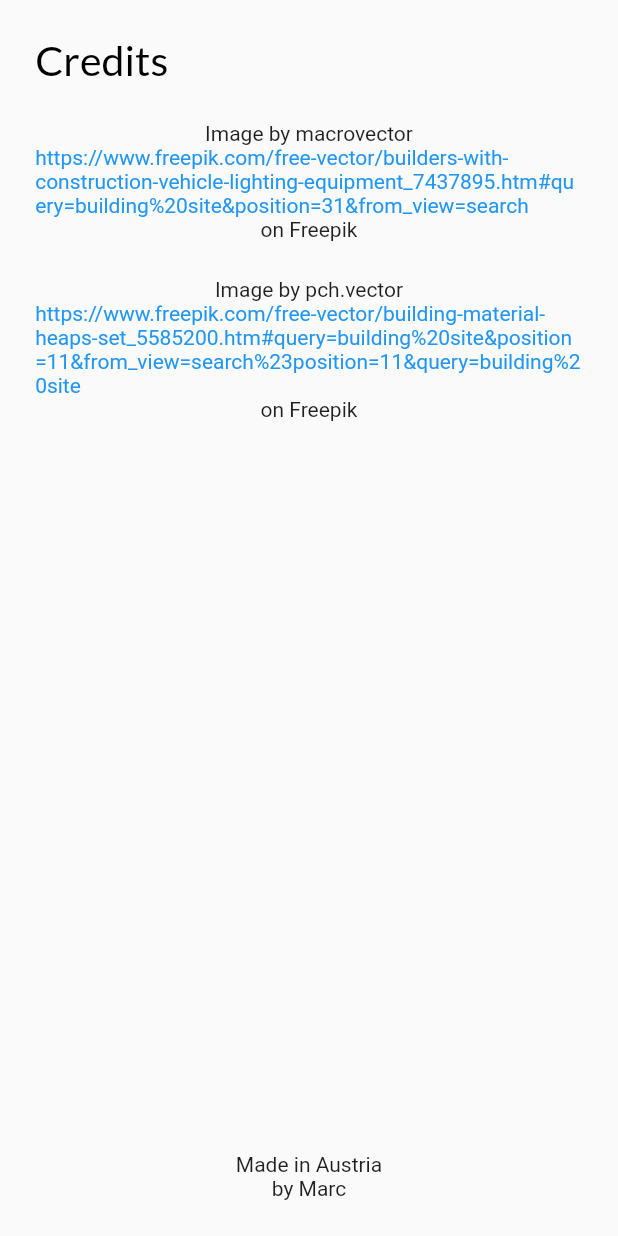
After one commit to Marc4k/building-site-tracker, a Flutter app: the screen it shows after launch, after a tap on the "info outline" icon, on a phone screen of 412 x 824 dp. The commit adds this screen. Run offline on Flutter 3.47's test engine with Material 2 defaults, Android fonts, the light colour scheme and no system bars; our stand-ins replace bloc, cloud_firestore, dartz, firebase_auth, firebase_core, flash and 3 more; missing offline and left inert: time_range_picker; accounts and stored records are empty; generated files the repository leaves out were written again; network calls fail.

Commit message:
added credit screen

```diff
--- a/lib/domain/building_site/building_site_rep.dart
+++ b/lib/domain/building_site/building_site_rep.dart
@@ -1,9 +1,12 @@
+import 'package:building_site_tracker/error/failures.dart';
+import 'package:dartz/dartz.dart';
+
 import 'model/building_site_model.dart';
 
 abstract class BuildingSiteRep {
   Future<List<BuildingSiteModel>> getAlleBuildingSiteNames();
 
-  Future<void> createNewBuildingSite({required String name});
+  Future<Either<String, Failure>> createNewBuildingSite({required String name});
 
   Future<void> deleteBuildingSite({required String buildingSiteId});
 }
--- a/lib/screens/building_sites/widget/building_site_item.dart
+++ b/lib/screens/building_sites/widget/building_site_item.dart
@@ -25,7 +25,7 @@ class BuildingSiteItem extends StatelessWidget {
           Row(
             children: [
               Image.asset(
-                "assets/image/schub.png",
+                "assets/image/schub2.png",
                 height: 25.h,
               ),
               SizedBox(
--- /dev/null
+++ b/lib/screens/credit_screen/view/credit_screen.dart
@@ -0,0 +1,61 @@
+import 'package:flutter/material.dart';
+import 'package:flutter_screenutil/flutter_screenutil.dart';
+import 'package:url_launcher/url_launcher.dart';
+
+import '../../../constants/styles.dart';
+
+class CreditScreen extends StatelessWidget {
+  const CreditScreen({Key? key}) : super(key: key);
+
+  @override
+  Widget build(BuildContext context) {
+    return Scaffold(
+      body: SafeArea(
+          child: Padding(
+        padding: EdgeInsets.all(24.r),
+        child: Column(
+          children: [
+            Align(
+              alignment: Alignment.centerLeft,
+              child: Text(
+                "Credits",
+                style: heading1Style,
+              ),
+            ),
+            SizedBox(height: 25.h),
+            Text("Image by macrovector"),
+            GestureDetector(
+              onTap: () {
+                final Uri _url = Uri.parse(
+                    'https://www.freepik.com/free-vector/builders-with-construction-vehicle-lighting-equipment_7437895.htm#query=building%20site&position=31&from_view=search');
+                launchUrl(_url);
+              },
+              child: Text(
+                "https://www.freepik.com/free-vector/builders-with-construction-vehicle-lighting-equipment_7437895.htm#query=building%20site&position=31&from_view=search",
+                style: TextStyle(color: Colors.blue),
+              ),
+            ),
+            Text("on Freepik"),
+            SizedBox(height: 25.h),
+            Text("Image by pch.vector"),
+            GestureDetector(
+              onTap: () {
+                final Uri _url = Uri.parse(
+                    'https://www.freepik.com/free-vector/building-material-heaps-set_5585200.htm#query=building%20site&position=11&from_view=search%23position=11&query=building%20site');
+                launchUrl(_url);
+              },
+              child: Text(
+                "https://www.freepik.com/free-vector/building-material-heaps-set_5585200.htm#query=building%20site&position=11&from_view=search%23position=11&query=building%20site",
+                style: TextStyle(color: Colors.blue),
+              ),
+            ),
+            Text("on Freepik"),
+            Spacer(),
+            Text("Made in Austria"),
+            Text("by Marc"),
+          ],
+        ),
+      )),
+    );
+  }
+}
--- a/lib/screens/login_screen/view/login_screen.dart
+++ b/lib/screens/login_screen/view/login_screen.dart
@@ -4,6 +4,7 @@ import 'package:building_site_tracker/constants/styles.dart';
 import 'package:building_site_tracker/cubit/get_building_site_data_cubit.dart';
 import 'package:building_site_tracker/cubit/get_names_data_cubit.dart';
 import 'package:building_site_tracker/screens/building_sites/view/building_site_screen.dart';
+import 'package:building_site_tracker/screens/credit_screen/view/credit_screen.dart';
 import 'package:building_site_tracker/screens/homescreen.dart';
 import 'package:building_site_tracker/screens/login_screen/widget/login_screen_avatars.dart';
 import 'package:firebase_auth/firebase_auth.dart';
@@ -37,11 +38,22 @@ class _LoginScreenState extends State<LoginScreen> {
           padding: EdgeInsets.all(24.r),
           child: Column(
             children: [
-              Center(
-                child: Text(
-                  "Mitarbeiter",
-                  style: heading1Style,
-                ),
+              Row(
+                children: [
+                  Text(
+                    "Mitarbeiter",
+                    style: heading1Style,
+                  ),
+                  Spacer(),
+                  IconButton(
+                      onPressed: () {
+                        Navigator.of(context)
+                            .push(MaterialPageRoute(builder: (_) {
+                          return CreditScreen();
+                        }));
+                      },
+                      icon: Icon(Icons.info_outline))
+                ],
               ),
               SizedBox(height: 40.h),
               BlocBuilder<GetNamesDataCubit, List<String>>(
--- a/pubspec.yaml
+++ b/pubspec.yaml
@@ -44,6 +44,8 @@ dependencies:
   flutter_screenutil: ^5.5.3+2
   intl: ^0.17.0
   time_range_picker: ^2.2.0
+  url_launcher: ^6.1.5
+
 
 dev_dependencies:
   flutter_test:
```
Also changed, not shown: lib/domain/building_site/building_site_impl.dart (+31 -5 lines), lib/error/failures.dart (+2 -7 lines), lib/screens/all_times_screen/view/all_time_screen.dart (+15 -14 lines), lib/screens/building_sites/view/building_site_screen.dart (+93 -6 lines), lib/screens/user_settings_screen/view/user_settings_screen.dart (+5 -5 lines), assets/image/schub2.png (added), pubspec.lock, 5 other files.
